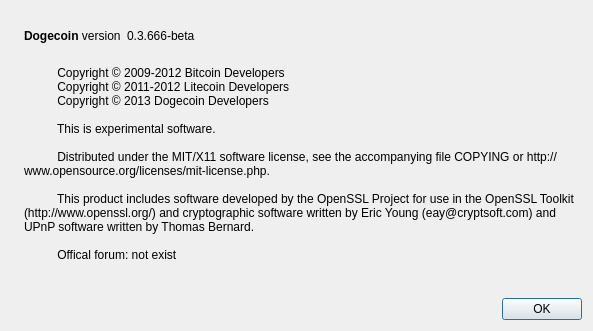
The window that src/qt/forms/aboutdialog.ui (worthlesscoin/worthlesscoin) describes before a commit, drawn with Qt 5.
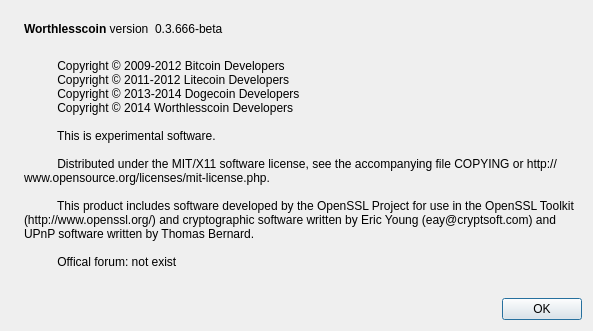
The same window after the commit. Icons and pictures are not drawn.

The edit to the form file:
```diff
--- a/src/qt/forms/aboutdialog.ui
+++ b/src/qt/forms/aboutdialog.ui
@@ -50,7 +50,7 @@
           <cursorShape>IBeamCursor</cursorShape>
          </property>
          <property name="text">
-          <string>&lt;b&gt;Dogecoin&lt;/b&gt; version</string>
+          <string>&lt;b&gt;Worthlesscoin&lt;/b&gt; version</string>
          </property>
          <property name="textInteractionFlags">
           <set>Qt::LinksAccessibleByMouse|Qt::TextSelectableByKeyboard|Qt::TextSelectableByMouse</set>
@@ -97,7 +97,8 @@
         <string>
           Copyright © 2009-2012 Bitcoin Developers
           Copyright © 2011-2012 Litecoin Developers
-          Copyright © 2013 Dogecoin Developers
+          Copyright © 2013-2014 Dogecoin Developers
+          Copyright © 2014 Worthlesscoin Developers
 
           This is experimental software.
 
```
Left out of the diff: 2 changed lines with no effect on the pictures.
